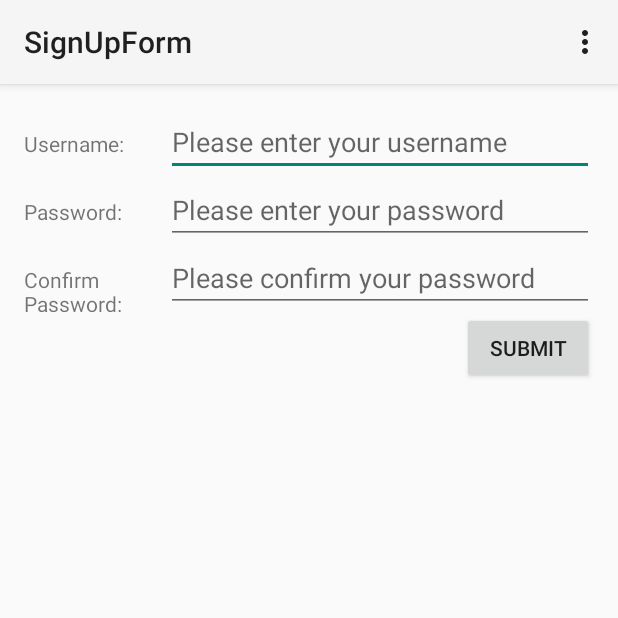
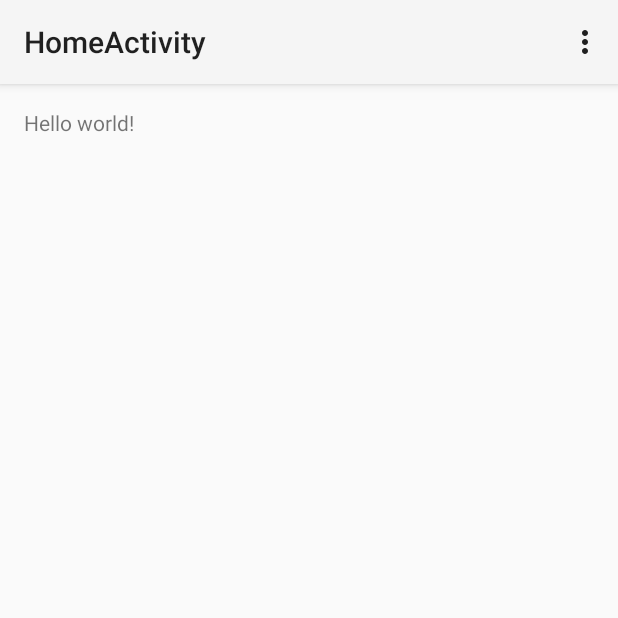
Before and after one commit to M-xparker/SignUpForm, an Android app: the screen it shows after launch (LoginActivity before the commit, HomeActivity after it), after a tap on "SUBMIT", on a phone screen of 412 x 824 dp, the top half of it. Run offline under Robolectric (Android 15) with nearby library versions, the phone set to English and light mode, and no system bars.

Commit message:
move between activities

```diff
--- a/app/src/main/AndroidManifest.xml
+++ b/app/src/main/AndroidManifest.xml
@@ -8,7 +8,7 @@
         android:label="@string/app_name"
         android:theme="@style/AppTheme" >
         <activity
-            android:name="io.bitfountain.matthewparker.signupform.LoginActivity"
+            android:name=".LoginActivity"
             android:label="@string/app_name" >
             <intent-filter>
                 <action android:name="android.intent.action.MAIN" />
@@ -16,6 +16,10 @@
                 <category android:name="android.intent.category.LAUNCHER" />
             </intent-filter>
         </activity>
+        <activity
+            android:name=".HomeActivity"
+            android:label="@string/title_activity_home" >
+        </activity>
     </application>
 
 </manifest>
--- /dev/null
+++ b/app/src/main/java/io/bitfountain/matthewparker/signupform/HomeActivity.java
@@ -0,0 +1,39 @@
+package io.bitfountain.matthewparker.signupform;
+
+import android.app.Activity;
+import android.os.Bundle;
+import android.view.Menu;
+import android.view.MenuItem;
+
+
+public class HomeActivity extends Activity {
+
+    @Override
+    protected void onCreate(Bundle savedInstanceState) {
+        super.onCreate(savedInstanceState);
+        setContentView(R.layout.activity_home);
+    }
+
+
+    @Override
+    public boolean onCreateOptionsMenu(Menu menu) {
+        // Inflate the menu; this adds items to the action bar if it is present.
+        getMenuInflater().inflate(R.menu.menu_home, menu);
+        return true;
+    }
+
+    @Override
+    public boolean onOptionsItemSelected(MenuItem item) {
+        // Handle action bar item clicks here. The action bar will
+        // automatically handle clicks on the Home/Up button, so long
+        // as you specify a parent activity in AndroidManifest.xml.
+        int id = item.getItemId();
+
+        //noinspection SimplifiableIfStatement
+        if (id == R.id.action_settings) {
+            return true;
+        }
+
+        return super.onOptionsItemSelected(item);
+    }
+}
--- a/app/src/main/java/io/bitfountain/matthewparker/signupform/LoginActivity.java
+++ b/app/src/main/java/io/bitfountain/matthewparker/signupform/LoginActivity.java
@@ -1,6 +1,7 @@
 package io.bitfountain.matthewparker.signupform;
 
 import android.app.Activity;
+import android.content.Intent;
 import android.os.Bundle;
 import android.util.Log;
 import android.view.Menu;
@@ -38,6 +39,9 @@ public class LoginActivity extends Activity {
 
                 if (password.equals(confirmation)){
                     User newUser = new User(username, password);
+
+                    Intent i = new Intent(LoginActivity.this, HomeActivity.class);
+                    startActivity(i);
                 }
 
             }
--- /dev/null
+++ b/app/src/main/res/layout/activity_home.xml
@@ -0,0 +1,12 @@
+<RelativeLayout xmlns:android="http://schemas.android.com/apk/res/android"
+    xmlns:tools="http://schemas.android.com/tools" android:layout_width="match_parent"
+    android:layout_height="match_parent" android:paddingLeft="@dimen/activity_horizontal_margin"
+    android:paddingRight="@dimen/activity_horizontal_margin"
+    android:paddingTop="@dimen/activity_vertical_margin"
+    android:paddingBottom="@dimen/activity_vertical_margin"
+    tools:context="io.bitfountain.matthewparker.signupform.HomeActivity">
+
+    <TextView android:text="@string/hello_world" android:layout_width="wrap_content"
+        android:layout_height="wrap_content" />
+
+</RelativeLayout>
--- /dev/null
+++ b/app/src/main/res/menu/menu_home.xml
@@ -0,0 +1,6 @@
+<menu xmlns:android="http://schemas.android.com/apk/res/android"
+    xmlns:tools="http://schemas.android.com/tools"
+    tools:context="io.bitfountain.matthewparker.signupform.HomeActivity">
+    <item android:id="@+id/action_settings" android:title="@string/action_settings"
+        android:orderInCategory="100" android:showAsAction="never" />
+</menu>
--- a/app/src/main/res/values/strings.xml
+++ b/app/src/main/res/values/strings.xml
@@ -13,5 +13,6 @@
     <string name="confirmation_label">Confirm Password:</string>
     <string name="confirmation_hint">Please confirm your password</string>
     <string name="submit">Submit</string>
+    <string name="title_activity_home">HomeActivity</string>
 
 </resources>
```
